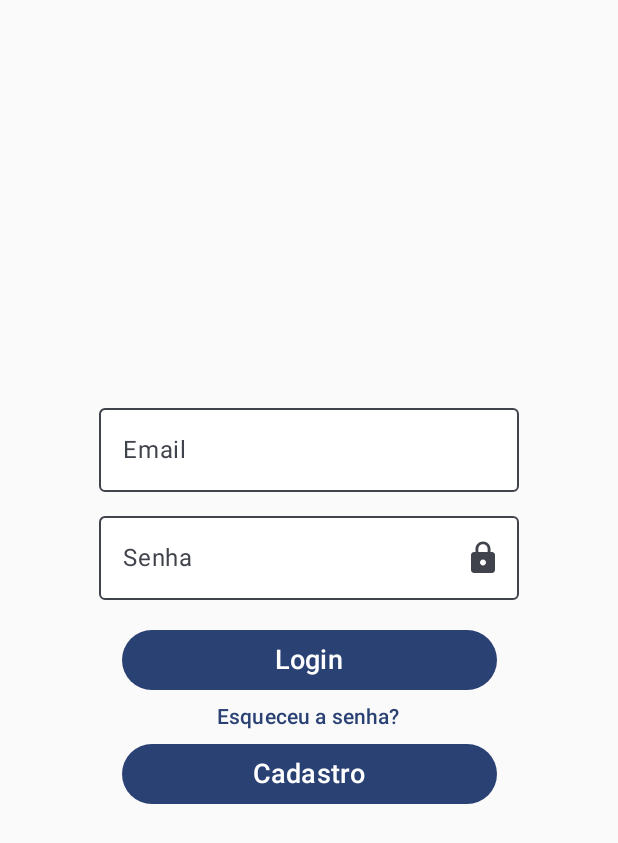
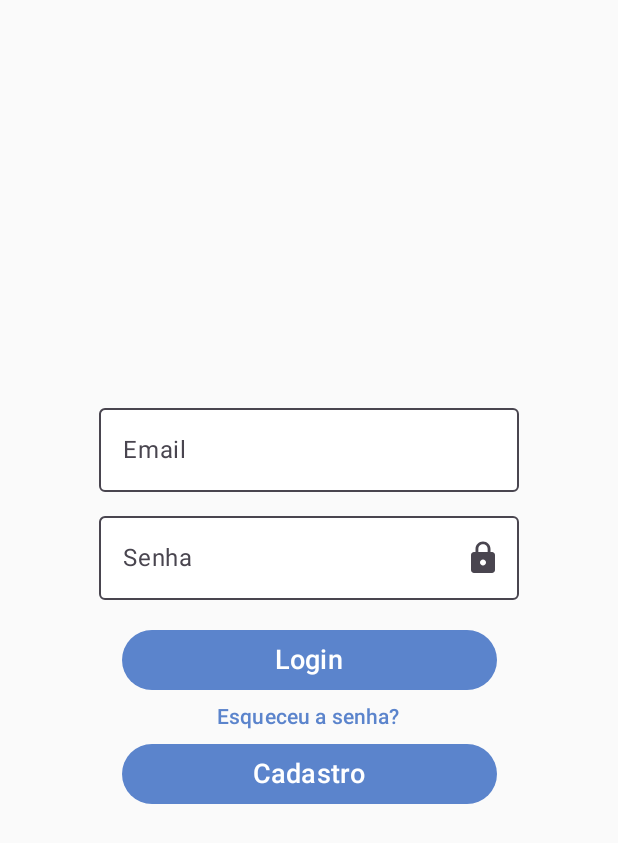
Before and after one commit to ricardoribeiroff/Quiz-Hub, an Android app built with Jetpack Compose: the screen it shows after launch (MainActivity), on a phone screen of 412 x 824 dp. Shown: the top 843 px of the screen. Run offline under Robolectric (Android 15) with nearby library versions, the phone set to English and light mode, and no system bars; libraries missing offline, so code that uses them is left out: io.github.jan.supabase.

Commit message:
change color when correct

```diff
--- a/app/src/main/java/dev/app/quizhub/ui/theme/Theme.kt
+++ b/app/src/main/java/dev/app/quizhub/ui/theme/Theme.kt
@@ -9,45 +9,99 @@ import androidx.compose.material3.dynamicDarkColorScheme
 import androidx.compose.material3.dynamicLightColorScheme
 import androidx.compose.material3.lightColorScheme
 import androidx.compose.runtime.Composable
+import androidx.compose.runtime.SideEffect
+import androidx.compose.ui.graphics.Color
+import androidx.compose.ui.graphics.toArgb
 import androidx.compose.ui.platform.LocalContext
+import androidx.compose.ui.platform.LocalView
+import androidx.core.view.WindowCompat
 
-private val DarkColorScheme = darkColorScheme(
-    primary = Purple80,
-    secondary = PurpleGrey80,
-    tertiary = Pink80
+// Cores base do app - Esquema Pastel
+private val primaryColor = Color(0xFF5B84CC)      // Azul pastel
+private val secondaryColor = Color(0xFFF7CAC9)    // Rosa pastel
+private val tertiaryColor = Color(0xFF98B4D4)     // Azul pastel mais claro
+private val errorColor = Color(0xFFEF9A9A)
+private val successColor = Color(0xFFCCFF90)// Vermelho pastel
+
+// Esquema de cores claro personalizado
+private val LightColors = lightColorScheme(
+    primary = primaryColor,
+    onPrimary = Color.White,
+    primaryContainer = primaryColor.copy(alpha = 0.2f),
+    onPrimaryContainer = primaryColor,
+
+    secondary = secondaryColor,
+    onSecondary = Color(0xFF442626),  // Marrom escuro suave para contraste
+    secondaryContainer = secondaryColor.copy(alpha = 0.2f),
+    onSecondaryContainer = secondaryColor,
+
+    tertiary = tertiaryColor,
+    onTertiary = Color.White,
+    tertiaryContainer = tertiaryColor.copy(alpha = 0.2f),
+    onTertiaryContainer = tertiaryColor,
+
+    error = errorColor,
+    onError = Color.White,
+    errorContainer = errorColor.copy(alpha = 0.2f),
+    onErrorContainer = errorColor,
+
+    background = Color(0xFFF8F9FA),  // Cinza muito claro
+    onBackground = Color(0xFF1C1B1F),
+    surface = Color(0xFFF8F9FA),
+    onSurface = Color(0xFF1C1B1F)
 )
 
-private val LightColorScheme = lightColorScheme(
-    primary = Purple40,
-    secondary = PurpleGrey40,
-    tertiary = Pink40
+// Esquema de cores escuro personalizado
+private val DarkColors = darkColorScheme(
+    primary = primaryColor.copy(alpha = 0.8f),
+    onPrimary = Color.White,
+    primaryContainer = primaryColor.copy(alpha = 0.3f),
+    onPrimaryContainer = primaryColor.copy(alpha = 0.9f),
 
-    /* Other default colors to override
-    background = Color(0xFFFFFBFE),
-    surface = Color(0xFFFFFBFE),
-    onPrimary = Color.White,
+    secondary = secondaryColor.copy(alpha = 0.8f),
     onSecondary = Color.White,
+    secondaryContainer = secondaryColor.copy(alpha = 0.3f),
+    onSecondaryContainer = secondaryColor.copy(alpha = 0.9f),
+
+    tertiary = tertiaryColor.copy(alpha = 0.8f),
     onTertiary = Color.White,
-    onBackground = Color(0xFF1C1B1F),
-    onSurface = Color(0xFF1C1B1F),
-    */
+    tertiaryContainer = tertiaryColor.copy(alpha = 0.3f),
+    onTertiaryContainer = tertiaryColor.copy(alpha = 0.9f),
+
+    error = errorColor.copy(alpha = 0.8f),
+    onError = Color.White,
+    errorContainer = errorColor.copy(alpha = 0.3f),
+    onErrorContainer = errorColor.copy(alpha = 0.9f),
+
+    background = Color(0xFF1C1B1F),
+    onBackground = Color.White,
+    surface = Color(0xFF1C1B1F),
+    onSurface = Color.White
 )
 
 @Composable
 fun QuizhubTheme(
     darkTheme: Boolean = isSystemInDarkTheme(),
-    // Dynamic color is available on Android 12+
-    dynamicColor: Boolean = true,
+    // Definindo dynamicColor como false por padrão
+    dynamicColor: Boolean = false,
     content: @Composable () -> Unit
 ) {
     val colorScheme = when {
         dynamicColor && Build.VERSION.SDK_INT >= Build.VERSION_CODES.S -> {
             val context = LocalContext.current
-            if (darkTheme) dynamicDarkColorScheme(context) else dynamicLightColorScheme(context)
+            if (darkTheme) dynamicDarkColorScheme(context)
+            else dynamicLightColorScheme(context)
         }
-
-        darkTheme -> DarkColorScheme
-        else -> LightColorScheme
+        darkTheme -> DarkColors
+        else -> LightColors
+    }
+    val view = LocalView.current
+    if (!view.isInEditMode) {
+        SideEffect {
+            val window = (view.context as Activity).window
+            window.statusBarColor = colorScheme.primary.toArgb()
+            WindowCompat.getInsetsController(window, view).isAppearanceLightStatusBars = !darkTheme
+        }
     }
 
     MaterialTheme(
```
Also changed, not shown: app/src/main/java/dev/app/quizhub/ui/components/LoadingContent.kt (added, +40 -0 lines), app/src/main/java/dev/app/quizhub/ui/questions/QuestionsScreen.kt (+37 -40 lines), app/src/main/java/dev/app/quizhub/ui/questions/QuestionsViewModel.kt (+54 -2 lines).
